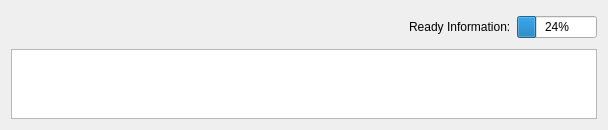
FelixdelasPozas/EspINA, file Support/Widgets/TabularReportEntry.ui: the form before one commit.
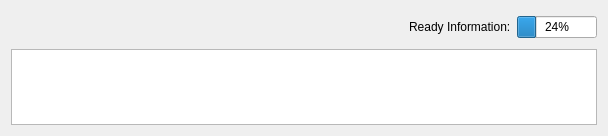
The form after the commit. Icons and pictures are not drawn. Custom widgets are drawn as their Qt base class.

Commit message: Aesthetic changes in report tools and its related dialogs.

The edit to the form file:
```diff
--- a/Support/Widgets/TabularReportEntry.ui
+++ b/Support/Widgets/TabularReportEntry.ui
@@ -7,7 +7,7 @@
     <x>0</x>
     <y>0</y>
     <width>608</width>
-    <height>125</height>
+    <height>136</height>
    </rect>
   </property>
   <property name="sizePolicy">
```
Left out of the diff: 2 changed lines with no effect on the pictures. The commit also changes 7 other files.
